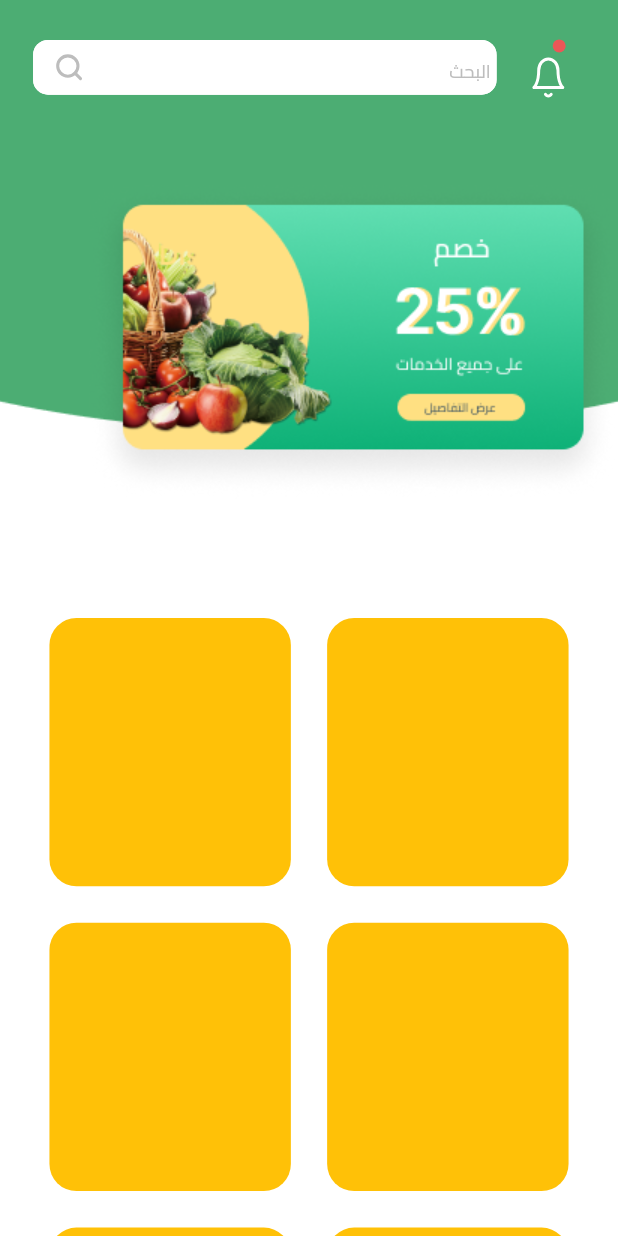
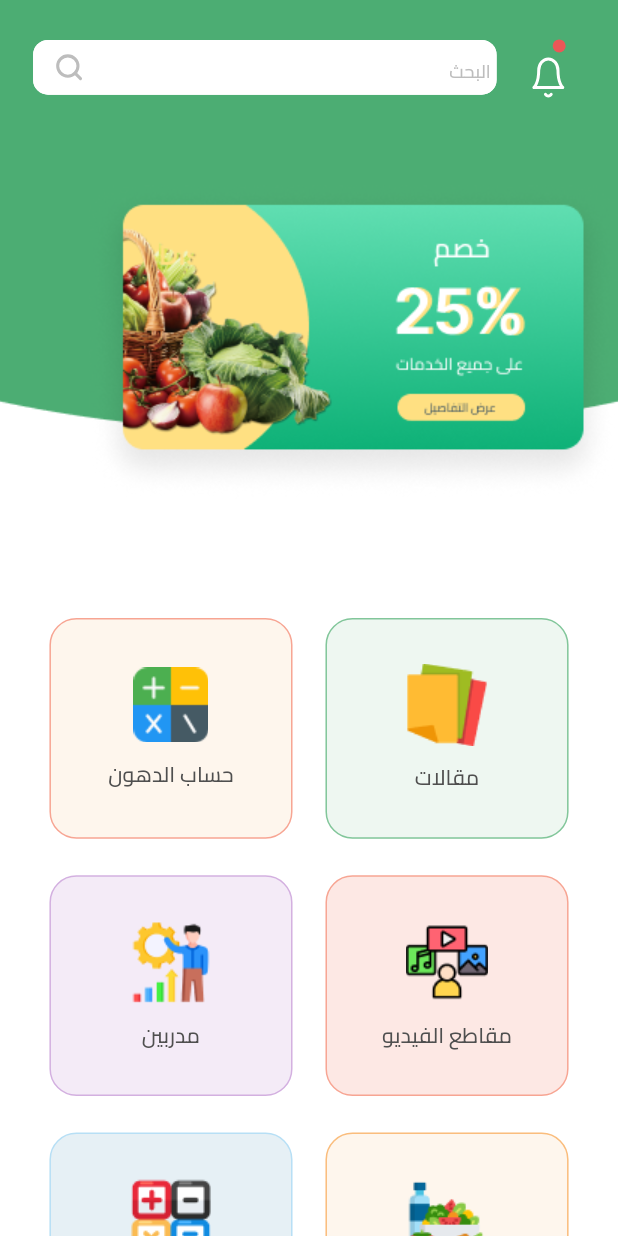
Before and after one commit to aliNassef/fetra, a Flutter app: the HomeView screen opened by its route, on a phone screen of 412 x 824 dp. Run offline on Flutter 3.47's test engine with Material 3 defaults, Android fonts, the phone set to English and light mode, and no system bars; our stand-ins replace dartz, dio, dropdown_button2, equatable, flutter_bloc, flutter_screenutil and 6 more; accounts and stored records are empty.

Commit message:
home view done

```diff
--- a/lib/features/home/presentation/views/home_view.dart
+++ b/lib/features/home/presentation/views/home_view.dart
@@ -1,12 +1,15 @@
 import 'package:fetra/core/utils/app_colors.dart';
 import 'package:fetra/core/utils/app_images.dart';
 import 'package:fetra/features/home/presentation/views/widgets/custom_search_bar.dart';
+import 'package:fetra/generated/l10n.dart';
 import 'package:flutter/cupertino.dart';
 import 'package:flutter/material.dart';
 import 'package:flutter/services.dart';
 import 'package:flutter/widgets.dart';
 import 'package:flutter_screenutil/flutter_screenutil.dart';
 import 'package:flutter_svg/flutter_svg.dart';
+
+import 'widgets/home_item.dart';
 
 class HomeView extends StatelessWidget {
   const HomeView({super.key});
@@ -58,8 +61,8 @@ class HomeView extends StatelessWidget {
                         SizedBox(
                           width: 20.w,
                         ),
-                        const CustomSearchBar(
-                          hint: 'البحث',
+                        CustomSearchBar(
+                          hint: S.of(context).search,
                         ),
                       ],
                     ),
@@ -68,29 +71,110 @@ class HomeView extends StatelessWidget {
                 Positioned(
                   top: MediaQuery.of(context).size.height * .15,
                   child: Image.asset(AppImages.offer),
-                )
+                ),
               ],
             ),
           ),
           Expanded(
-            child: GridView.builder(
-              padding: EdgeInsets.symmetric(horizontal: 30.w),
-              gridDelegate: SliverGridDelegateWithFixedCrossAxisCount(
-                crossAxisCount: 2,
-                mainAxisSpacing: 24.h,
-                crossAxisSpacing: 22.w,
-                childAspectRatio: 0.9,
-              ),
-              itemBuilder: (context, index) {
-                return Container(
-                  height: 145.h,
-                  width: 134.w,
-                  decoration: BoxDecoration(
-                    color: Colors.amber,
-                    borderRadius: BorderRadius.circular(18),
+            child: ListView(
+              children: [
+                Padding(
+                  padding: EdgeInsets.symmetric(horizontal: 30.w),
+                  child: Row(
+                    mainAxisAlignment: MainAxisAlignment.spaceEvenly,
+                    children: [
+                      Expanded(
+                        child: HomeItem(
+                          image: AppImages.papers,
+                          title: S.of(context).articles,
+                          radius: 18,
+                          borderColor: const Color(0xB253B175),
+                          backgroundColor: const Color(0xffEEF7F1),
+                        ),
+                      ),
+                      SizedBox(
+                        width: 20.w,
+                      ),
+                      Expanded(
+                        child: HomeItem(
+                          image: AppImages.calc,
+                          title: S.of(context).calc_fats,
+                          radius: 18,
+                          borderColor: const Color(0xffF7A593),
+                          backgroundColor: const Color(0xffFEF6ED),
+                        ),
+                      ),
+                    ],
                   ),
-                );
-              },
+                ),
+                SizedBox(
+                  height: 24.h,
+                ),
+                Padding(
+                  padding: EdgeInsets.symmetric(horizontal: 30.w),
+                  child: Row(
+                    mainAxisAlignment: MainAxisAlignment.spaceEvenly,
+                    children: [
+                      Expanded(
+                        child: HomeItem(
+                          image: AppImages.creator,
+                          title: S.of(context).videos,
+                          radius: 18,
+                          borderColor: const Color(0xffF7A593),
+                          backgroundColor: const Color(0xffFDE8E4),
+                        ),
+                      ),
+                      SizedBox(
+                        width: 20.w,
+                      ),
+                      Expanded(
+                        child: HomeItem(
+                          image: AppImages.trainers,
+                          title: S.of(context).coaches,
+                          radius: 18,
+                          borderColor: const Color(0xffD3B0E0),
+                          backgroundColor: const Color(0xffF4EBF7),
+                        ),
+                      ),
+                    ],
+                  ),
+                ),
+                SizedBox(
+                  height: 24.h,
+                ),
+                Padding(
+                  padding: EdgeInsets.symmetric(horizontal: 30.w),
+                  child: Row(
+                    mainAxisAlignment: MainAxisAlignment.spaceEvenly,
+                    children: [
+                      Expanded(
+                        child: HomeItem(
+                          image: AppImages.meals,
+                          title: S.of(context).recipes,
+                          radius: 18,
+                          borderColor: const Color(0xB2F8A44C),
+                          backgroundColor: const Color(0xffFEF6ED),
+                        ),
+                      ),
+                      SizedBox(
+                        width: 20.w,
+                      ),
+                      Expanded(
+                        child: HomeItem(
+                          image: AppImages.calc2,
+                          title: S.of(context).calc_fats_paid,
+                          radius: 18,
+                          borderColor: const Color(0xffB7DFF5),
+                          backgroundColor: const Color(0xffE6F0F5),
+                        ),
+                      ),
+                    ],
+                  ),
+                ),
+                SizedBox(
+                  height: 24.h,
+                ),
+              ],
             ),
           ),
         ],
--- /dev/null
+++ b/lib/features/home/presentation/views/widgets/home_item.dart
@@ -0,0 +1,54 @@
+import 'package:flutter/material.dart';
+import 'package:flutter_screenutil/flutter_screenutil.dart';
+
+import '../../../../../core/utils/app_styles.dart';
+
+class HomeItem extends StatelessWidget {
+  const HomeItem({
+    super.key,
+    required this.radius,
+    required this.borderColor,
+    required this.backgroundColor,
+    required this.title,
+    required this.image,
+    this.onTap,
+  });
+  final void Function()? onTap;
+  final double radius;
+  final Color borderColor;
+  final Color backgroundColor;
+  final String title;
+  final String image;
+  @override
+  Widget build(BuildContext context) {
+    return GestureDetector(
+      onTap: onTap,
+      child: Container(
+        height: 145.h,
+        width: 134.w,
+        decoration: BoxDecoration(
+          color: backgroundColor,
+          borderRadius: BorderRadius.circular(radius),
+          border: Border.all(color: borderColor),
+        ),
+        child: Column(
+          mainAxisAlignment: MainAxisAlignment.center,
+          children: [
+            Image.asset(
+              image,
+            ),
+            SizedBox(
+              height: 11.h,
+            ),
+            Text(
+              title,
+              style: AppStyles.titleAuth.copyWith(
+                color: const Color(0xff4F4F4F),
+              ),
+            ),
+          ],
+        ),
+      ),
+    );
+  }
+}
--- a/lib/features/on_boarding/presentation/views/on_boarding_view.dart
+++ b/lib/features/on_boarding/presentation/views/on_boarding_view.dart
@@ -1,4 +1,7 @@
+import 'package:fetra/core/api/end_ponits.dart';
+import 'package:fetra/core/cache/cache_helper.dart';
 import 'package:fetra/core/utils/app_colors.dart';
+import 'package:fetra/features/home/presentation/views/home_view.dart';
 import 'package:flutter/material.dart';
 import 'package:flutter/services.dart';
 import 'widgets/on_boarding_view_body.dart';
@@ -26,7 +29,9 @@ class OnBoardingView extends StatelessWidget {
         ),
       ),
       backgroundColor: AppColors.primarySwatchColor,
-      body: const OnBoardingViewBody(),
+      body: CacheHelper().getData(key: ApiKey.token)
+          ? const HomeView()
+          : const OnBoardingViewBody(),
     );
   }
 }
--- a/lib/l10n/intl_ar.arb
+++ b/lib/l10n/intl_ar.arb
@@ -16,5 +16,13 @@
     "signNow" : "سجل دخول",
     "type" : "النوع" ,
     "age" : "العمر",
-    "phone" : "رقم الهاتف"
+    "phone" : "رقم الهاتف",
+    "search" : "البحث",
+    "articles" : "مقالات",
+    "calc_fats" : "حساب الدهون",
+    "coaches" : "مدربين" ,
+    "videos" : "مقاطع الفيديو",
+    "recipes" : "الوصفات",
+    "calc_fats_paid" : "حساب دهون مدفوع"
+
 }
--- a/lib/l10n/intl_en.arb
+++ b/lib/l10n/intl_en.arb
@@ -19,5 +19,12 @@
     "phone" : "رقم الهاتف",
     "please_select_gender"  : "من فضلك اختر الجنس",
     "male" : "ذكر",
-    "female" : "أنثى"
+    "female" : "أنثى",
+    "search" : "البحث" ,
+    "articles" : "مقالات",
+    "calc_fats" : "حساب الدهون",
+    "coaches" : "مدربين" ,
+    "videos" : "مقاطع الفيديو",
+    "recipes" : "الوصفات",
+    "calc_fats_paid" : "حساب دهون مدفوع"
 }
```
Also changed, not shown: lib/generated/intl/messages_ar.dart, lib/generated/intl/messages_en.dart, lib/generated/l10n.dart.
